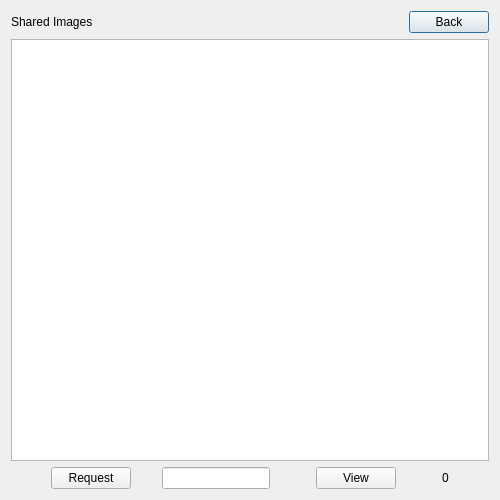
Old version of the form sharedimagesdialog.ui in the repository hassan-kandil/DistImage.
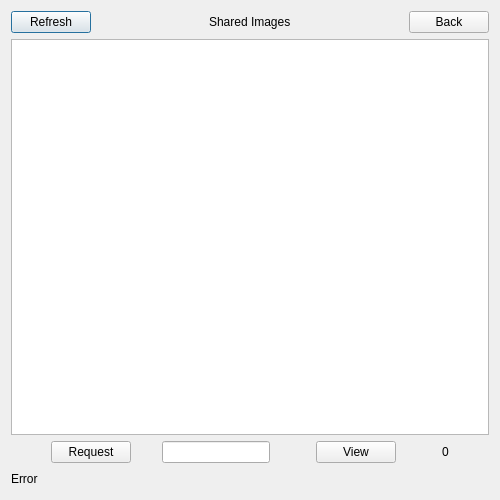
New version of the form.

```diff
--- a/sharedimagesdialog.ui
+++ b/sharedimagesdialog.ui
@@ -16,6 +16,26 @@
   <layout class="QVBoxLayout" name="verticalLayout">
    <item>
     <layout class="QHBoxLayout" name="horizontalLayout_2">
+     <item>
+      <widget class="QPushButton" name="push_refresh">
+       <property name="text">
+        <string>Refresh</string>
+       </property>
+      </widget>
+     </item>
+     <item>
+      <spacer name="horizontalSpacer_4">
+       <property name="orientation">
+        <enum>Qt::Horizontal</enum>
+       </property>
+       <property name="sizeHint" stdset="0">
+        <size>
+         <width>40</width>
+         <height>20</height>
+        </size>
+       </property>
+      </spacer>
+     </item>
      <item>
       <widget class="QLabel" name="lbl_user">
        <property name="text">
@@ -141,6 +161,30 @@
      </item>
     </layout>
    </item>
+   <item>
+    <layout class="QHBoxLayout" name="horizontalLayout_3">
+     <item>
+      <widget class="QLabel" name="lbl_result">
+       <property name="text">
+        <string>Error</string>
+       </property>
+      </widget>
+     </item>
+     <item>
+      <spacer name="horizontalSpacer_3">
+       <property name="orientation">
+        <enum>Qt::Horizontal</enum>
+       </property>
+       <property name="sizeHint" stdset="0">
+        <size>
+         <width>40</width>
+         <height>20</height>
+        </size>
+       </property>
+      </spacer>
+     </item>
+    </layout>
+   </item>
   </layout>
  </widget>
  <tabstops>
```
